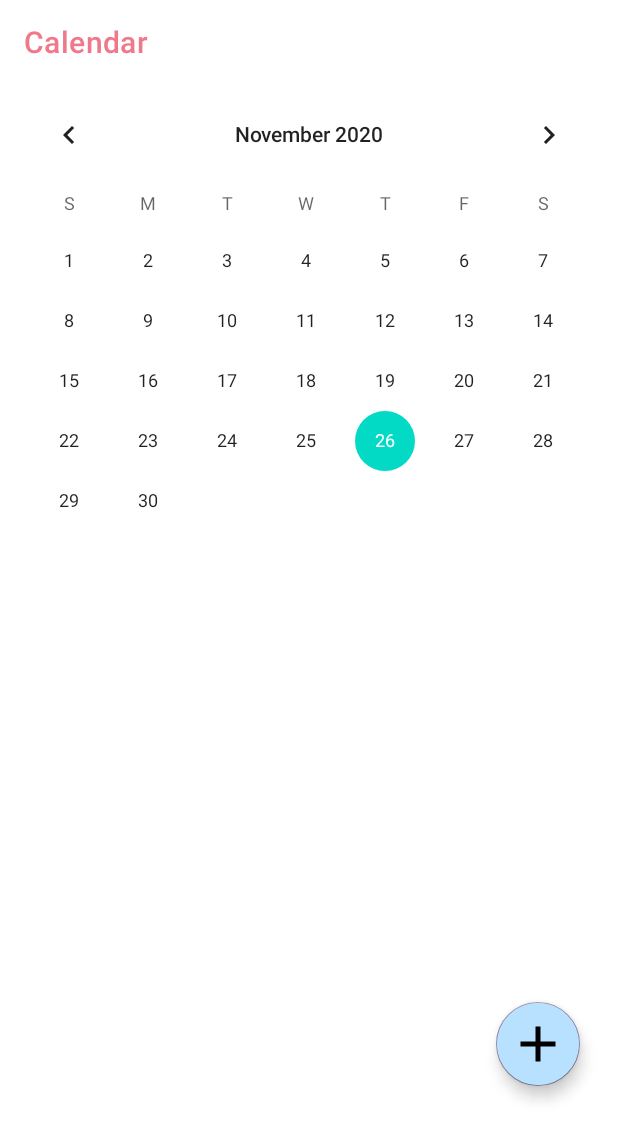
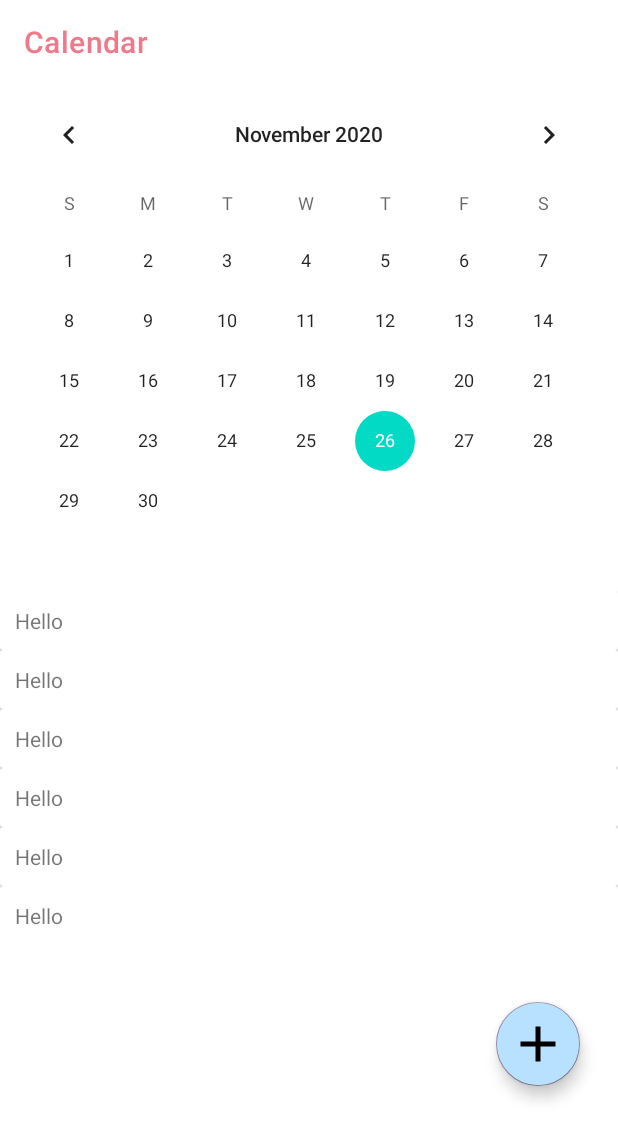
Before and after one commit to thespacemanatee/Beaver-App, an Android app: the fragment CalendarFragment placed in its activity, on a phone screen of 412 x 824 dp. Shown: the top 1140 px of the screen. Run offline under Robolectric (Android 15) with nearby library versions, the phone set to English and light mode, and no system bars; our stand-ins replace CircleImageView, Firebase (no records; nobody signed in at launch, a user with empty details on screens opened directly); libraries missing offline, so code that uses them is left out: com.ismaeldivita.chipnavigation, com.yarolegovich.slidingrootnav; plain views replace CalendarView, CollapsibleCalendar; Roboto replaces fonts that are not available here; 9 statements that could not run were skipped.

Commit message:
Added recycler view in CalendarFragment

```diff
--- a/app/src/main/java/com/example/beever/feature/CalendarFragment.java
+++ b/app/src/main/java/com/example/beever/feature/CalendarFragment.java
@@ -4,6 +4,7 @@ import android.annotation.SuppressLint;
 import android.content.Intent;
 import android.os.Bundle;
 
+import androidx.annotation.NonNull;
 import androidx.fragment.app.Fragment;
 import androidx.fragment.app.FragmentTransaction;
 import androidx.recyclerview.widget.DefaultItemAnimator;
@@ -20,6 +21,7 @@ import com.example.beever.navigation.NavigationDrawer;
 import com.google.android.material.floatingactionbutton.FloatingActionButton;
 import com.google.firebase.auth.FirebaseAuth;
 import android.util.Log;
+import android.widget.CalendarView;
 import android.widget.LinearLayout;
 
 import java.util.ArrayList;
@@ -67,6 +69,14 @@ public class CalendarFragment extends Fragment {
                 Fragment addEventFragment = new AddEventFragment();
                 System.out.println("click");
                 getFragmentManager().beginTransaction().replace(R.id.fragment_container, addEventFragment).addToBackStack(null).commit();
+            }
+        });
+
+        CalendarView calendarView = root.findViewById(R.id.calendar_view);
+        calendarView.setOnDateChangeListener(new CalendarView.OnDateChangeListener(){
+            @Override
+            public void onSelectedDayChange(@NonNull CalendarView view, int year, int month, int dayOfMonth) {
+
             }
         });
 
--- /dev/null
+++ b/app/src/main/java/com/example/beever/feature/Events.java
@@ -0,0 +1,17 @@
+package com.example.beever.feature;
+
+public class Events {
+    public static final int TEXT_TYPE = 0;
+    public static final int IMAGE_TYPE = 1;
+    public static final int AUDIO_TYPE = 2;
+
+    public int type;
+    public int data;
+    public String text;
+
+    public Events(int type, int data, String text){
+        this.type = type;
+        this.data = data;
+        this.text = text;
+    }
+}
--- /dev/null
+++ b/app/src/main/java/com/example/beever/feature/TextEventAdapter.java
@@ -0,0 +1,62 @@
+package com.example.beever.feature;
+
+import android.content.Context;
+import android.view.LayoutInflater;
+import android.view.View;
+import android.view.ViewGroup;
+import android.widget.TextView;
+
+import androidx.annotation.NonNull;
+import androidx.cardview.widget.CardView;
+import androidx.recyclerview.widget.RecyclerView;
+
+import com.example.beever.R;
+
+import java.util.ArrayList;
+
+public class TextEventAdapter extends RecyclerView.Adapter<TextEventAdapter.TextEventViewHolder>{
+
+    private ArrayList<Events> dataSet;
+    Context mContext;
+    int total_types;
+
+    public static class TextEventViewHolder extends RecyclerView.ViewHolder{
+
+        TextView textView;
+        CardView cardView;
+
+        public TextEventViewHolder(@NonNull View itemView) {
+            super(itemView);
+            this.textView = (TextView) itemView.findViewById(R.id.textevent);
+            this.cardView = (CardView) itemView.findViewById(R.id.card_view);
+        }
+    }
+
+    public TextEventAdapter(ArrayList<Events>data, Context context) {
+        this.dataSet = data;
+        this.mContext = context;
+        total_types = dataSet.size();
+    }
+
+    @NonNull
+    @Override
+    public TextEventViewHolder onCreateViewHolder(@NonNull ViewGroup parent, int viewType) {
+        View view;
+        view = LayoutInflater.from(parent.getContext()).inflate(R.layout.text_event,parent,false);
+        return new TextEventViewHolder(view);
+    }
+
+    @Override
+    public void onBindViewHolder(@NonNull TextEventViewHolder holder, int position) {
+        Events object = dataSet.get(position);
+        if (object != null){
+            ((TextEventViewHolder) holder).textView.setText(object.text);
+        }
+
+    }
+
+    @Override
+    public int getItemCount() {
+        return dataSet.size();
+    }
+}
--- a/app/src/main/res/layout/fragment_calendar.xml
+++ b/app/src/main/res/layout/fragment_calendar.xml
@@ -11,6 +11,7 @@
     tools:context=".admin.MainActivity">
 
     <CalendarView
+        android:id="@+id/calendar_view"
         android:layout_width="match_parent"
         android:layout_height="wrap_content"/>
 
--- /dev/null
+++ b/app/src/main/res/layout/text_event.xml
@@ -0,0 +1,30 @@
+<!--<?xml version="1.0" encoding="utf-8"?>-->
+<!--<androidx.cardview.widget.CardView -->
+<!--    xmlns:card_view="http://schemas.android.com/apk/res-auto"-->
+<!--    xmlns:android1="http://schemas.android.com/apk/res/android"-->
+<!--    android1:id="@+id/card_view"-->
+<!--    android1:layout_width="match_parent"-->
+<!--    android1:layout_height="wrap_content"-->
+<!--    card_view:cardElevation="10dp"-->
+<!--    layout_height="">-->
+<!--    <TextView-->
+<!--        android1:id="@+id/type"-->
+<!--        android1:layout_height="wrap_content"-->
+<!--        android1:layout_width="match_parent"-->
+<!--        android1:padding="10dp"/>-->
+
+
+<!--</androidx.cardview.widget.CardView>-->
+
+<androidx.cardview.widget.CardView
+    android:id="@+id/card_view"
+    android:layout_height="wrap_content"
+    android:layout_width="match_parent"
+    xmlns:android="http://schemas.android.com/apk/res/android">
+    <TextView
+        android:id="@+id/textevent"
+        android:layout_width="match_parent"
+        android:layout_height="wrap_content"
+        android:padding="10dp"/>
+
+</androidx.cardview.widget.CardView>
```
